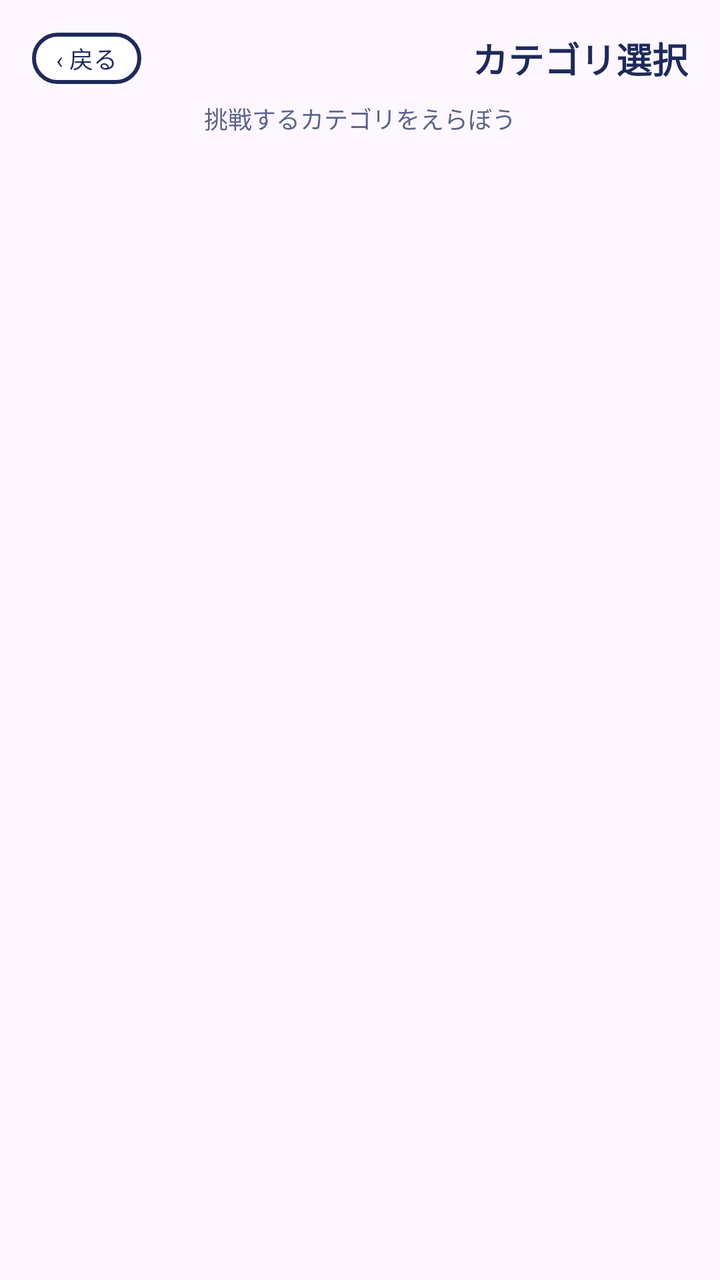
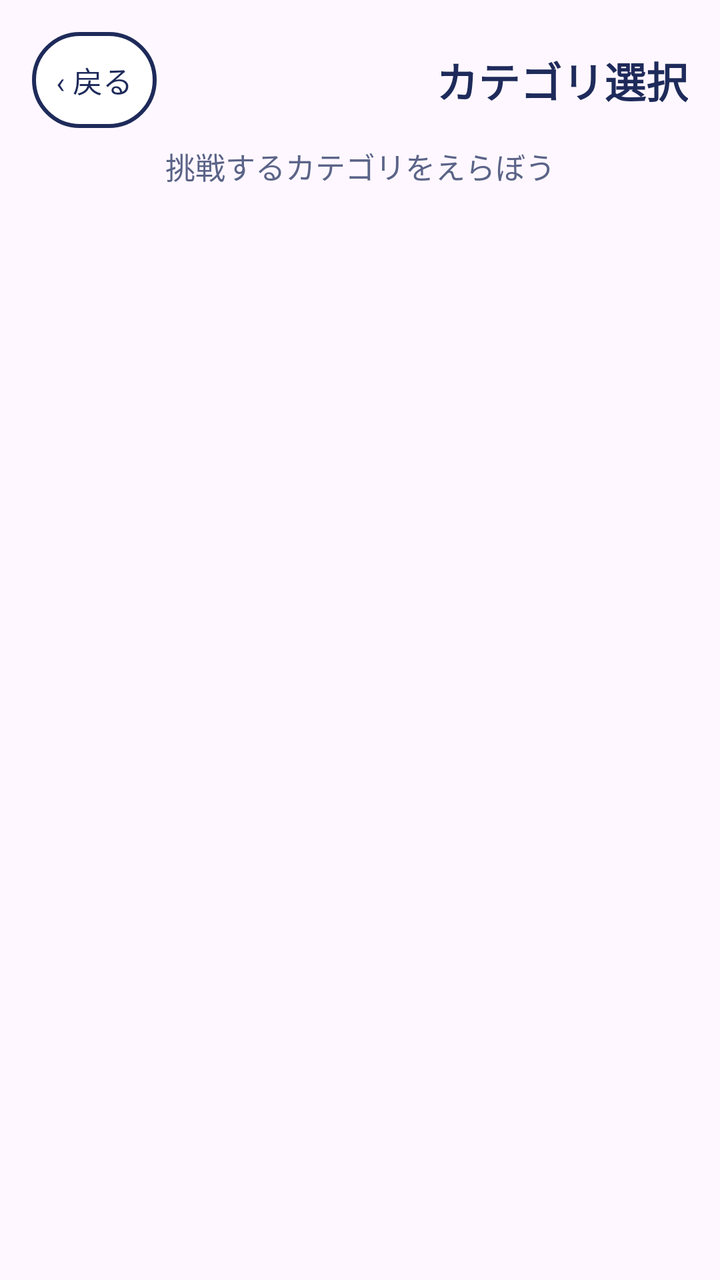

Two renders of the same Android screen: before a commit and after it. Below are the layout's source before the change and the commit's diff.
<!-- AndroidManifest.xml: application theme Theme.AppDesignandDevelopment -->
<!-- res/layout/screen_category.xml -->
<?xml version="1.0" encoding="utf-8"?>
<LinearLayout xmlns:android="http://schemas.android.com/apk/res/android"
    android:layout_width="match_parent"
    android:layout_height="match_parent"
    android:orientation="vertical"
    android:padding="16dp">

    <LinearLayout
        android:layout_width="match_parent"
        android:layout_height="wrap_content"
        android:gravity="center_vertical"
        android:orientation="horizontal">

        <TextView
            android:id="@+id/btn_back_category"
            android:layout_width="wrap_content"
            android:layout_height="wrap_content"
            android:background="@drawable/bg_pill"
            android:paddingHorizontal="12dp"
            android:paddingVertical="4dp"
            android:text="@string/back"
            android:textColor="@color/ink"
            android:textSize="12sp" />

        <TextView
            android:layout_width="0dp"
            android:layout_height="wrap_content"
            android:layout_weight="1"
            android:gravity="end"
            android:text="@string/category_title"
            android:textColor="@color/ink"
            android:textSize="18sp"
            android:textStyle="bold" />
    </LinearLayout>

    <TextView
        android:layout_width="match_parent"
        android:layout_height="wrap_content"
        android:layout_marginTop="8dp"
        android:gravity="center"
        android:text="@string/category_sub"
        android:textColor="@color/mute"
        android:textSize="12sp" />

    <ScrollView
        android:layout_width="match_parent"
        android:layout_height="0dp"
        android:layout_weight="1"
        android:layout_marginTop="12dp">

        <LinearLayout
            android:id="@+id/category_list"
            android:layout_width="match_parent"
            android:layout_height="wrap_content"
            android:orientation="vertical" />
    </ScrollView>

</LinearLayout>
<!-- resources referenced by this layout -->
<resources>
  <color name="ink">#1E2A5A</color>
  <color name="mute">#5B6488</color>
  <!-- drawable bg_pill (drawable) -->
  <?xml version="1.0" encoding="utf-8"?>
  <shape xmlns:android="http://schemas.android.com/apk/res/android" android:shape="rectangle">
      <solid android:color="@color/white" />
      <stroke android:width="2dp" android:color="@color/line" />
      <corners android:radius="99dp" />
  </shape>
  <string name="back">‹ 戻る</string>
  <string name="category_sub">挑戦するカテゴリをえらぼう</string>
  <string name="category_title">カテゴリ選択</string>
  <style name="Theme.AppDesignandDevelopment" parent="Base.Theme.AppDesignandDevelopment" />
  <color name="white">#FFFFFFFF</color>
  <color name="line">#1E2A5A</color>
  <style name="Base.Theme.AppDesignandDevelopment" parent="Theme.Material3.DayNight.NoActionBar">
          
          
      </style>
</resources>

<!-- the commit's change to res/layout/screen_category.xml (unified diff, before → after) -->
@@ -13,14 +13,19 @@
 
         <TextView
             android:id="@+id/btn_back_category"
+            android:minHeight="48dp"
+            android:clickable="true"
+            android:focusable="true"
+            android:foreground="?android:attr/selectableItemBackground"
             android:layout_width="wrap_content"
             android:layout_height="wrap_content"
             android:background="@drawable/bg_pill"
+            android:gravity="center"
             android:paddingHorizontal="12dp"
             android:paddingVertical="4dp"
             android:text="@string/back"
             android:textColor="@color/ink"
-            android:textSize="12sp" />
+            android:textSize="15sp" />
 
         <TextView
             android:layout_width="0dp"
@@ -29,7 +34,7 @@
             android:gravity="end"
             android:text="@string/category_title"
             android:textColor="@color/ink"
-            android:textSize="18sp"
+            android:textSize="21sp"
             android:textStyle="bold" />
     </LinearLayout>
 
@@ -40,7 +45,7 @@
         android:gravity="center"
         android:text="@string/category_sub"
         android:textColor="@color/mute"
-        android:textSize="12sp" />
+        android:textSize="15sp" />
 
     <ScrollView
         android:layout_width="match_parent"
